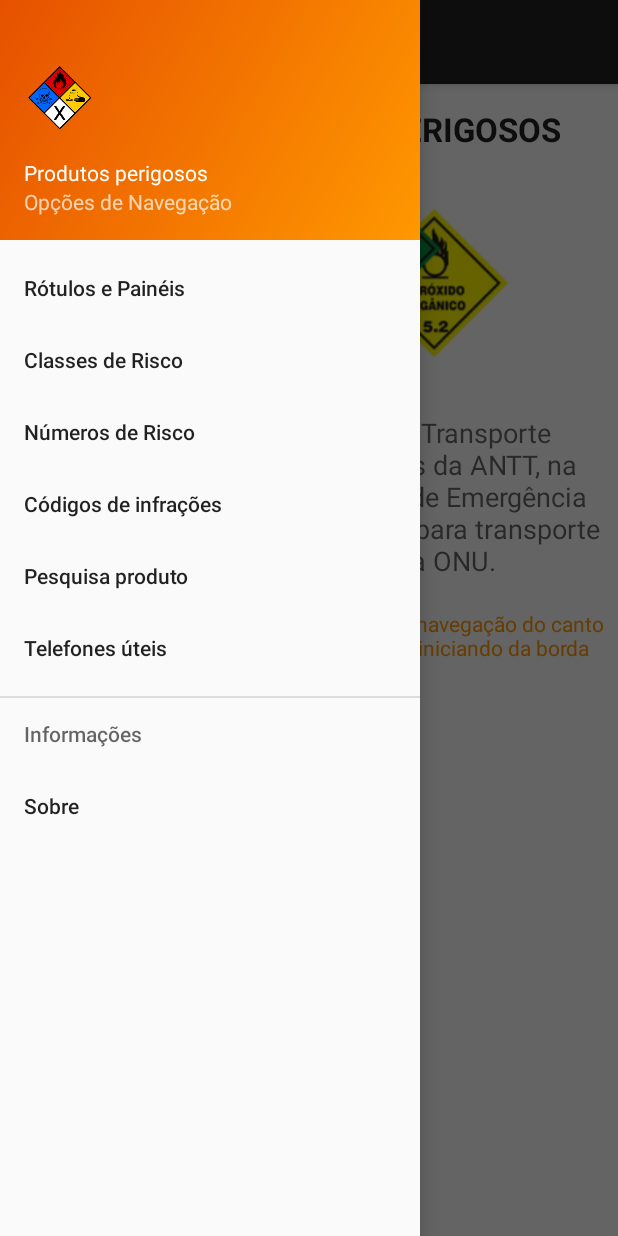
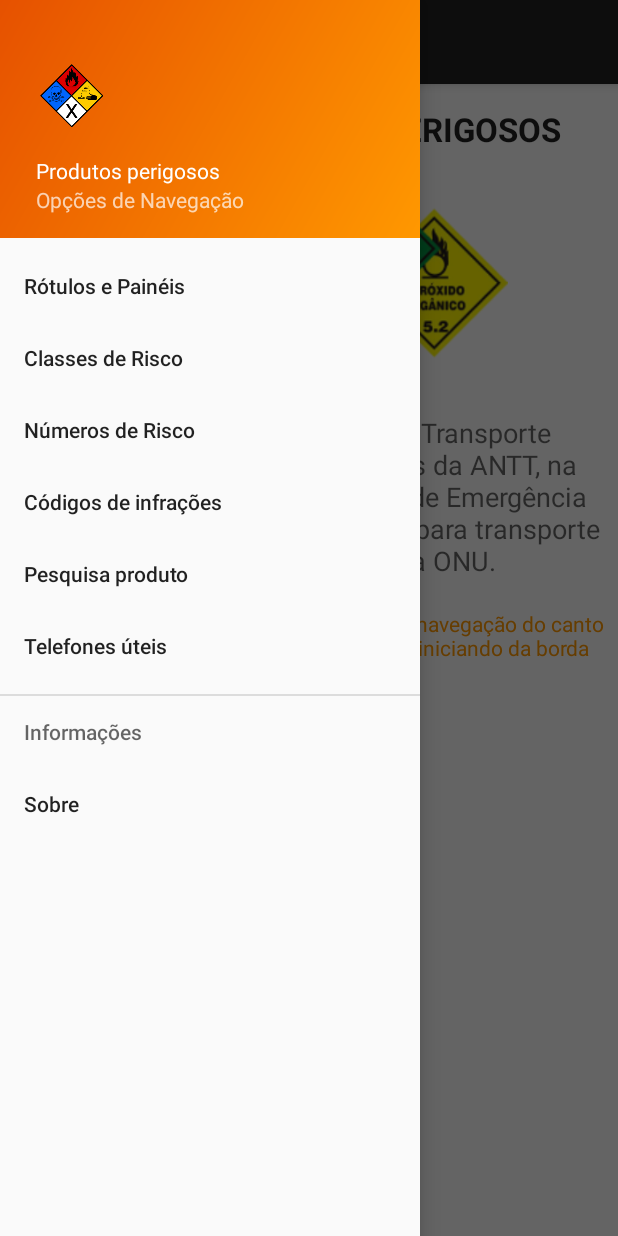
Before and after one commit to pupiloalpha/ProdutosPerigosos_MSKAPPS, an Android app: the screen it shows after launch (ProdutosPerigosos), with the side drawer open, on a phone screen of 412 x 824 dp. Run offline under Robolectric (Android 15) with nearby library versions, the phone set to English and light mode, and no system bars.

Commit message:
Tiny changes in style

```diff
--- a/app/src/main/java/com/msk/produtosperigosos/ProdutosPerigosos.java
+++ b/app/src/main/java/com/msk/produtosperigosos/ProdutosPerigosos.java
@@ -1,5 +1,6 @@
 package com.msk.produtosperigosos;
 
+import android.app.AlertDialog;
 import android.content.DialogInterface;
 import android.content.res.Configuration;
 import android.content.res.Resources;
@@ -10,13 +11,10 @@ import android.support.v4.app.FragmentManager;
 import android.support.v4.view.GravityCompat;
 import android.support.v4.widget.DrawerLayout;
 import android.support.v7.app.ActionBarDrawerToggle;
-import android.support.v7.app.AlertDialog;
 import android.support.v7.app.AppCompatActivity;
-import android.support.v7.view.ContextThemeWrapper;
 import android.support.v7.widget.Toolbar;
 import android.view.KeyEvent;
 import android.view.MenuItem;
-import android.widget.FrameLayout;
 
 import com.msk.produtosperigosos.info.Simbologia;
 import com.msk.produtosperigosos.info.SobreApp;
@@ -30,24 +28,21 @@ import com.msk.produtosperigosos.listas.PesquisaProduto;
 public class ProdutosPerigosos extends AppCompatActivity
         implements NavigationView.OnNavigationItemSelectedListener {
 
-    Resources r = null;
-    FragmentManager fm;
-    Fragment fragmento;
-    NavigationView navigationView;
-    DrawerLayout drawer;
-    ActionBarDrawerToggle toggle;
-    Toolbar toolbar;
-    private FrameLayout tela;
+    private Resources r = null;
+    private FragmentManager fm;
+    private Fragment fragmento;
+    private NavigationView navigationView;
+    private DrawerLayout drawer;
+    private ActionBarDrawerToggle toggle;
 
     @Override
     protected void onCreate(Bundle savedInstanceState) {
         super.onCreate(savedInstanceState);
         setContentView(R.layout.tela_navegador);
-        toolbar = (Toolbar) findViewById(R.id.toolbar);
+        Toolbar toolbar = (Toolbar) findViewById(R.id.toolbar);
         r = getResources();
 
         drawer = (DrawerLayout) findViewById(R.id.drawer_layout);
-        tela = (FrameLayout) findViewById(R.id.tela);
 
         setSupportActionBar(toolbar);
 
@@ -144,8 +139,7 @@ public class ProdutosPerigosos extends AppCompatActivity
     }
 
     private void Dialogo() {
-        AlertDialog.Builder builder = new AlertDialog.Builder(
-                new ContextThemeWrapper(this, R.style.TemaDialogo));
+        AlertDialog.Builder builder = new AlertDialog.Builder(this);
 
         builder.setTitle(R.string.dica_sair);
         builder.setMessage(R.string.texto_sair);
--- /dev/null
+++ b/app/src/main/res/drawable/fundo_linha.xml
@@ -0,0 +1,6 @@
+<?xml version="1.0" encoding="utf-8"?>
+<selector xmlns:android="http://schemas.android.com/apk/res/android">
+    <item android:drawable="@color/Amarelo" android:state_activated="true" />
+    <item android:drawable="@color/Amarelo" android:state_pressed="true" />
+    <item android:drawable="@color/Amarelo" android:state_selected="true" />
+</selector>
--- a/app/src/main/res/layout/cabecalho_menu_navegador.xml
+++ b/app/src/main/res/layout/cabecalho_menu_navegador.xml
@@ -1,27 +1,31 @@
 <?xml version="1.0" encoding="utf-8"?>
 <LinearLayout xmlns:android="http://schemas.android.com/apk/res/android"
+    xmlns:tools="http://schemas.android.com/tools"
     android:layout_width="match_parent"
-    android:layout_height="@dimen/nav_header_height"
+    android:layout_height="wrap_content"
     android:background="@drawable/side_nav_bar"
     android:gravity="bottom"
     android:orientation="vertical"
-    android:paddingBottom="@dimen/activity_vertical_margin"
-    android:paddingLeft="@dimen/activity_horizontal_margin"
-    android:paddingRight="@dimen/activity_horizontal_margin"
-    android:paddingTop="@dimen/activity_vertical_margin"
+    android:paddingBottom="16dp"
+    android:paddingEnd="16dp"
+    android:paddingLeft="24dp"
+    android:paddingRight="16dp"
+    android:paddingStart="24dp"
+    android:paddingTop="16dp"
     android:theme="@style/ThemeOverlay.AppCompat.Dark">
 
     <ImageView
         android:id="@+id/imageView"
         android:layout_width="wrap_content"
         android:layout_height="wrap_content"
-        android:paddingTop="@dimen/nav_header_vertical_spacing"
-        android:src="@mipmap/ic_launcher" />
+        android:paddingTop="24dp"
+        android:src="@mipmap/ic_launcher"
+        tools:ignore="ContentDescription" />
 
     <TextView
         android:layout_width="match_parent"
         android:layout_height="wrap_content"
-        android:paddingTop="@dimen/nav_header_vertical_spacing"
+        android:paddingTop="16dp"
         android:text="@string/app_name"
         android:textAppearance="@style/TextAppearance.AppCompat.Body1" />
 
--- a/app/src/main/res/layout/item_classe_risco.xml
+++ b/app/src/main/res/layout/item_classe_risco.xml
@@ -2,6 +2,7 @@
 <LinearLayout xmlns:android="http://schemas.android.com/apk/res/android"
     android:layout_width="match_parent"
     android:layout_height="wrap_content"
+    android:background="@drawable/fundo_linha"
     android:orientation="horizontal"
     android:paddingLeft="5dp">
 
@@ -20,7 +21,7 @@
         android:layout_height="match_parent"
         android:layout_weight="9"
         android:gravity="center_vertical"
-        android:paddingLeft="@dimen/activity_horizontal_margin"
+        android:paddingLeft="16dp"
         android:text="@string/vazio"
         android:textAppearance="?attr/textAppearanceLargePopupMenu" />
 
--- a/app/src/main/res/layout/item_infracao.xml
+++ b/app/src/main/res/layout/item_infracao.xml
@@ -2,6 +2,7 @@
 <LinearLayout xmlns:android="http://schemas.android.com/apk/res/android"
     android:layout_width="match_parent"
     android:layout_height="match_parent"
+    android:background="@drawable/fundo_linha"
     android:orientation="horizontal">
 
     <TextView
@@ -15,9 +16,9 @@
     <LinearLayout
         android:layout_width="match_parent"
         android:layout_height="match_parent"
+        android:layout_marginLeft="5dp"
         android:orientation="vertical"
-        android:padding="5dp"
-        android:layout_marginLeft="5dp">
+        android:padding="5dp">
 
         <TextView
             android:id="@+id/tvAmparo"
--- a/app/src/main/res/layout/item_nr_risco.xml
+++ b/app/src/main/res/layout/item_nr_risco.xml
@@ -2,6 +2,7 @@
 <LinearLayout xmlns:android="http://schemas.android.com/apk/res/android"
     android:layout_width="match_parent"
     android:layout_height="match_parent"
+    android:background="@drawable/fundo_linha"
     android:orientation="horizontal">
 
     <TextView
--- a/app/src/main/res/layout/item_produto.xml
+++ b/app/src/main/res/layout/item_produto.xml
@@ -2,6 +2,7 @@
 <LinearLayout xmlns:android="http://schemas.android.com/apk/res/android"
     android:layout_width="match_parent"
     android:layout_height="match_parent"
+    android:background="@drawable/fundo_linha"
     android:orientation="horizontal">
 
     <TextView
--- a/app/src/main/res/layout/item_subclasse_risco.xml
+++ b/app/src/main/res/layout/item_subclasse_risco.xml
@@ -2,6 +2,7 @@
 <LinearLayout xmlns:android="http://schemas.android.com/apk/res/android"
     android:layout_width="match_parent"
     android:layout_height="wrap_content"
+    android:background="@drawable/fundo_linha"
     android:orientation="horizontal">
 
     <ImageView
@@ -17,11 +18,11 @@
     <LinearLayout
         android:layout_width="match_parent"
         android:layout_height="wrap_content"
+        android:layout_gravity="center_vertical"
         android:layout_margin="5dp"
         android:layout_weight="9"
         android:gravity="center_vertical"
-        android:orientation="vertical"
-        android:layout_gravity="center_vertical">
+        android:orientation="vertical">
 
         <TextView
             android:id="@+id/tvNrSubclasse"
--- a/app/src/main/res/layout/nome_classe.xml
+++ b/app/src/main/res/layout/nome_classe.xml
@@ -2,6 +2,7 @@
 <LinearLayout xmlns:android="http://schemas.android.com/apk/res/android"
     android:layout_width="match_parent"
     android:layout_height="wrap_content"
+    android:background="@drawable/fundo_linha"
     android:orientation="vertical">
 
     <TextView
--- a/app/src/main/res/layout/tela_inicial.xml
+++ b/app/src/main/res/layout/tela_inicial.xml
@@ -16,12 +16,11 @@
             android:id="@+id/toolbar"
             android:layout_width="match_parent"
             android:layout_height="?attr/actionBarSize"
-            android:background="?attr/colorPrimary"
+            android:background="@color/Escuro"
             app:popupTheme="@style/AppTheme.PopupOverlay" />
 
     </android.support.design.widget.AppBarLayout>
 
     <include layout="@layout/conteudo_tela_inicial" />
 
-
 </android.support.design.widget.CoordinatorLayout>
--- a/app/src/main/res/layout/tela_navegador.xml
+++ b/app/src/main/res/layout/tela_navegador.xml
@@ -5,7 +5,6 @@
     android:id="@+id/drawer_layout"
     android:layout_width="match_parent"
     android:layout_height="match_parent"
-    android:fitsSystemWindows="true"
     tools:openDrawer="start">
 
     <include
@@ -18,7 +17,6 @@
         android:layout_width="wrap_content"
         android:layout_height="match_parent"
         android:layout_gravity="start"
-        android:fitsSystemWindows="true"
         app:headerLayout="@layout/cabecalho_menu_navegador"
         app:menu="@menu/menu_navegador" />
 
--- a/app/src/main/res/menu/menu_navegador.xml
+++ b/app/src/main/res/menu/menu_navegador.xml
@@ -18,8 +18,8 @@
             android:id="@+id/nav_pesquisa"
             android:title="@string/menu_pesquisa" />
         <item
-        android:id="@+id/nav_telefones"
-        android:title="@string/menu_telefones" />
+            android:id="@+id/nav_telefones"
+            android:title="@string/menu_telefones" />
 
     </group>
 
--- a/app/src/main/res/values-v21/styles.xml
+++ /dev/null
@@ -1,9 +0,0 @@
-<resources>
-
-    <style name="AppTheme.NoActionBar">
-        <item name="windowActionBar">false</item>
-        <item name="windowNoTitle">true</item>
-        <item name="android:windowDrawsSystemBarBackgrounds">true</item>
-        <item name="android:statusBarColor">@android:color/transparent</item>
-    </style>
-</resources>
--- a/app/src/main/res/values-w820dp/dimens.xml
+++ /dev/null
@@ -1,6 +0,0 @@
-<resources>
-    <!-- Example customization of dimensions originally defined in res/values/dimens.xml
-         (such as screen margins) for screens with more than 820dp of available width. This
-         would include 7" and 10" devices in landscape (~960dp and ~1280dp respectively). -->
-    <dimen name="activity_horizontal_margin">64dp</dimen>
-</resources>
--- a/app/src/main/res/values/colors.xml
+++ b/app/src/main/res/values/colors.xml
@@ -1,11 +1,9 @@
 <?xml version="1.0" encoding="utf-8"?>
 <resources>
-    <color name="colorPrimary">#212121</color>
-    <color name="colorPrimaryDark">#000000</color>
-    <color name="colorAccent">#FF9800</color>
 
     <color name="Amarelo">#ffbb33</color>
     <color name="Branco">#FFFFFFFF</color>
     <color name="Escuro">#212121</color>
+    <color name="preto">#000000</color>
     <color name="Laranja">#FF9800</color>
 </resources>
--- a/app/src/main/res/values/dimens.xml
+++ /dev/null
@@ -1,8 +0,0 @@
-<resources>
-    <!-- Default screen margins, per the Android Design guidelines. -->
-    <dimen name="nav_header_vertical_spacing">16dp</dimen>
-    <dimen name="nav_header_height">160dp</dimen>
-    <!-- Default screen margins, per the Android Design guidelines. -->
-    <dimen name="activity_horizontal_margin">16dp</dimen>
-    <dimen name="activity_vertical_margin">16dp</dimen>
-</resources>
--- a/app/src/main/res/values/styles.xml
+++ b/app/src/main/res/values/styles.xml
@@ -2,10 +2,10 @@
 
     <!-- Base application theme. -->
     <style name="AppTheme" parent="Theme.AppCompat.Light.DarkActionBar">
-        <!-- Customize your theme here. -->
-        <item name="colorPrimary">@color/colorPrimary</item>
-        <item name="colorPrimaryDark">@color/colorPrimaryDark</item>
-        <item name="colorAccent">@color/colorAccent</item>
+        <item name="colorPrimary">@color/Escuro</item>
+        <item name="colorPrimaryDark">@color/preto</item>
+        <item name="colorAccent">@color/Laranja</item>
+        <item name="android:alertDialogTheme">@style/TemaDialogo</item>
     </style>
 
     <style name="AppTheme.NoActionBar">
@@ -18,7 +18,9 @@
     <style name="AppTheme.PopupOverlay" parent="ThemeOverlay.AppCompat.Light" />
 
     <!-- Tema das caixas de diálogos -->
-    <style name="TemaDialogo" parent="Theme.AppCompat.Light.Dialog.Alert"></style>
+    <style name="TemaDialogo" parent="Theme.AppCompat.Light.Dialog.Alert">
+        <item name="colorAccent">@color/Laranja</item>
+    </style>
 
     <!-- Tema das caixas de diálogos -->
     <style name="SplashScreen" parent="Theme.AppCompat.Light.NoActionBar">
```
